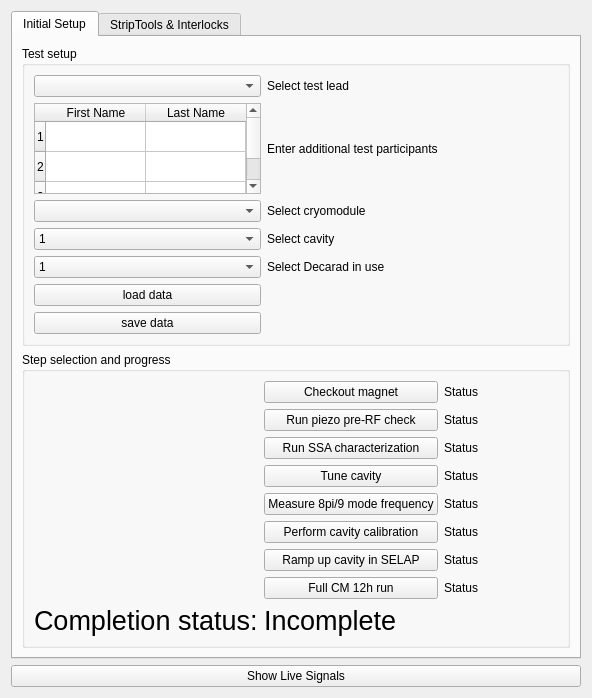
slaclab/rf_commissioning, file GuidedCommissioningScreens.ui: the form before one commit.
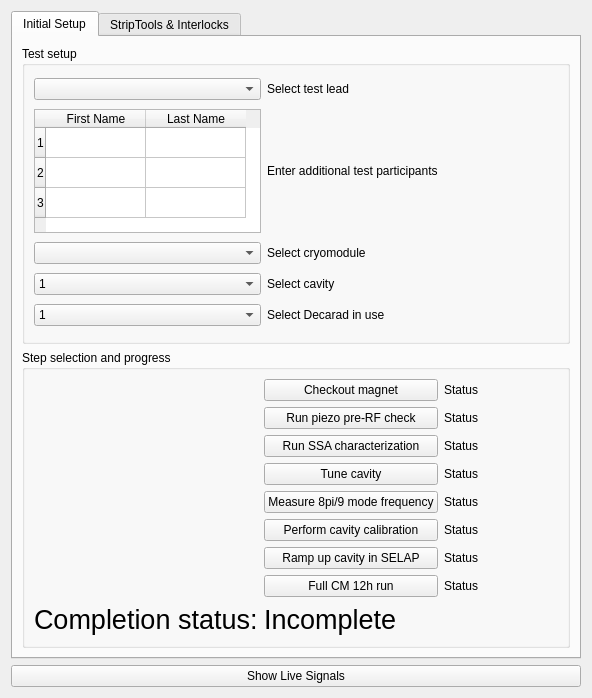
The form after the commit. Custom widgets are drawn as their Qt base class.

Commit message: connect status labels and made them pretty

What changed in the file:
```diff
--- a/GuidedCommissioningScreens.ui
+++ b/GuidedCommissioningScreens.ui
@@ -338,26 +338,12 @@
             </property>
            </widget>
           </item>
-          <item row="7" column="0">
-           <widget class="QPushButton" name="load_button">
-            <property name="text">
-             <string>load data</string>
-            </property>
-           </widget>
-          </item>
           <item row="1" column="0">
            <widget class="QComboBox" name="testlead"/>
           </item>
           <item row="4" column="0">
            <widget class="QComboBox" name="pick_cm"/>
           </item>
-          <item row="8" column="0">
-           <widget class="QPushButton" name="save_button">
-            <property name="text">
-             <string>save data</string>
-            </property>
-           </widget>
-          </item>
          </layout>
         </widget>
        </item>
```
Left out of the diff: 2 changed lines with no effect on the pictures. The commit also changes 4 other files.
